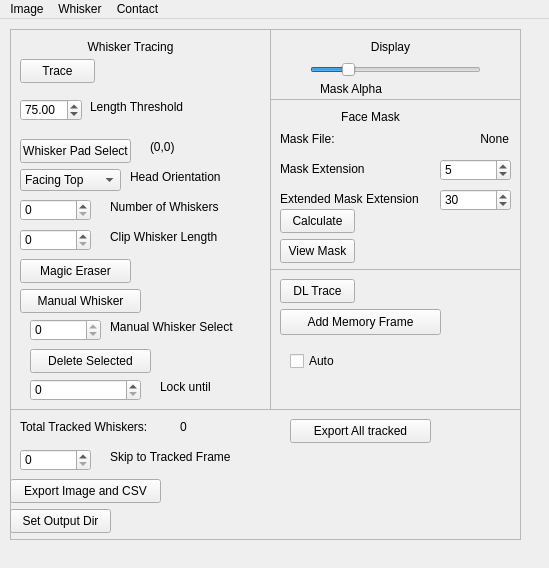
Above: src/WhiskerToolbox/Whisker_Widget/Whisker_Widget.ui from paulmthompson/WhiskerToolbox before the change. Below: the same form after it.
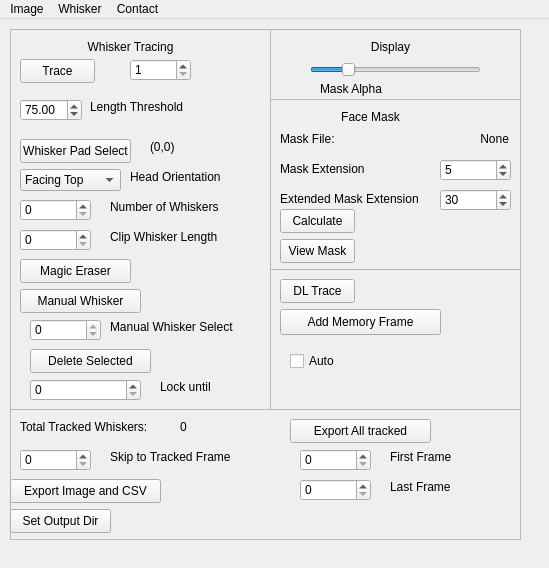
That is the form after the change.

```diff
--- a/src/WhiskerToolbox/Whisker_Widget/Whisker_Widget.ui
+++ b/src/WhiskerToolbox/Whisker_Widget/Whisker_Widget.ui
@@ -332,6 +332,22 @@
       <string>Lock until</string>
      </property>
     </widget>
+    <widget class="QSpinBox" name="num_frames_to_trace">
+     <property name="geometry">
+      <rect>
+       <x>120</x>
+       <y>30</y>
+       <width>61</width>
+       <height>22</height>
+      </rect>
+     </property>
+     <property name="minimum">
+      <number>1</number>
+     </property>
+     <property name="maximum">
+      <number>1000000</number>
+     </property>
+    </widget>
    </widget>
    <widget class="QFrame" name="frame_2">
     <property name="geometry">
@@ -682,6 +698,58 @@
       <string>Export All tracked</string>
      </property>
     </widget>
+    <widget class="QSpinBox" name="export_all_start_spinbox">
+     <property name="geometry">
+      <rect>
+       <x>290</x>
+       <y>40</y>
+       <width>71</width>
+       <height>22</height>
+      </rect>
+     </property>
+     <property name="maximum">
+      <number>1000000</number>
+     </property>
+    </widget>
+    <widget class="QSpinBox" name="export_all_end_spinbox">
+     <property name="geometry">
+      <rect>
+       <x>290</x>
+       <y>70</y>
+       <width>71</width>
+       <height>22</height>
+      </rect>
+     </property>
+     <property name="maximum">
+      <number>1000000</number>
+     </property>
+    </widget>
+    <widget class="QLabel" name="label_16">
+     <property name="geometry">
+      <rect>
+       <x>380</x>
+       <y>40</y>
+       <width>71</width>
+       <height>16</height>
+      </rect>
+     </property>
+     <property name="text">
+      <string>First Frame</string>
+     </property>
+    </widget>
+    <widget class="QLabel" name="label_17">
+     <property name="geometry">
+      <rect>
+       <x>380</x>
+       <y>70</y>
+       <width>71</width>
+       <height>16</height>
+      </rect>
+     </property>
+     <property name="text">
+      <string>Last Frame</string>
+     </property>
+    </widget>
    </widget>
    <widget class="QFrame" name="frame_5">
     <property name="geometry">
```
